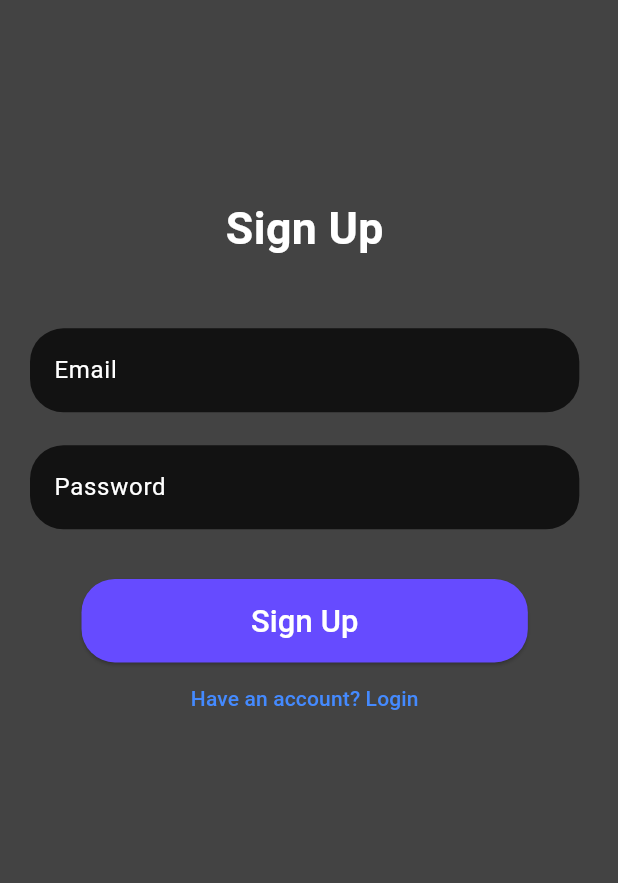
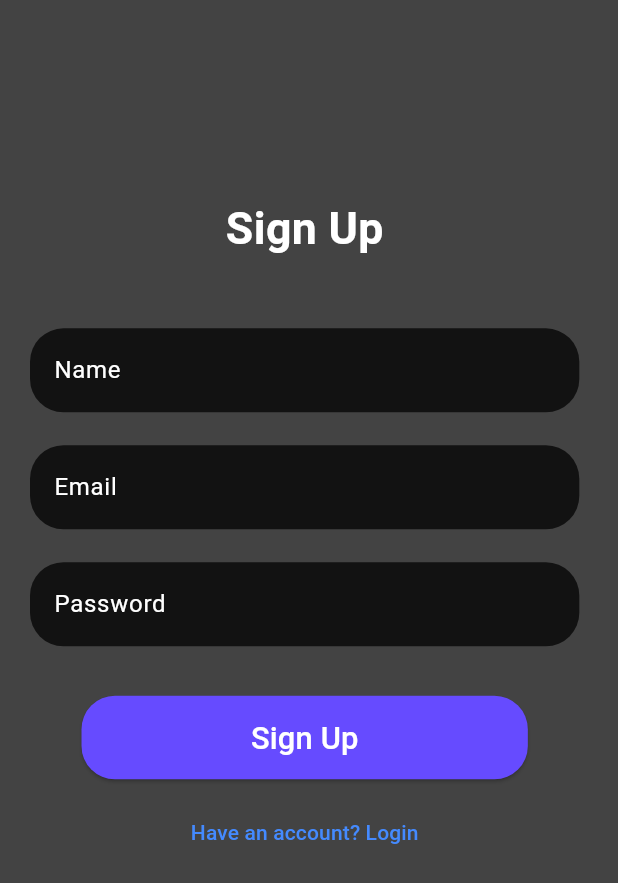
Before and after one commit to mmyahya29/Raxxy, a Flutter app: the screen it shows after launch, after a tap on "No account? Sign Up", on a phone screen of 412 x 824 dp. Shown: the top 883 px of the screen. Run offline on Flutter 3.47's test engine with Material 3 defaults, Android fonts, the phone set to English and light mode, and no system bars; our stand-ins replace cloud_firestore, firebase_auth, firebase_core, flutter_local_notifications, flutter_riverpod, flutter_screenutil and 5 more; accounts and stored records are empty.

Commit message:
Login and SignUp funtionality Improved

```diff
--- a/lib/authorization_screens/login_screen.dart
+++ b/lib/authorization_screens/login_screen.dart
@@ -1,10 +1,12 @@
+import 'package:cloud_firestore/cloud_firestore.dart';
 import 'package:firebase_auth/firebase_auth.dart';
 import 'package:flutter/material.dart';
 import 'package:flutter_riverpod/flutter_riverpod.dart';
 import 'package:flutter_screenutil/flutter_screenutil.dart';
+import 'package:raxxy/authorization_screens/signup_screen.dart';
 import 'package:raxxy/providers/provider.dart';
+
 import '../widgets/reusable_widgets.dart';
-import 'signup_screen.dart';
 
 class LoginScreen extends ConsumerStatefulWidget {
   const LoginScreen({super.key});
@@ -17,7 +19,10 @@ class _LoginScreenState extends ConsumerState<LoginScreen> {
   final emailController = TextEditingController();
   final passwordController = TextEditingController();
 
-  Future<void> login() async {
+  final auth = FirebaseAuth.instance;
+  final firestore = FirebaseFirestore.instance;
+
+  Future<void> authenticate() async {
     final auth = ref.read(firebaseAuthProvider);
     final email = emailController.text.trim();
     final password = passwordController.text.trim();
@@ -57,28 +62,37 @@ class _LoginScreenState extends ConsumerState<LoginScreen> {
   @override
   Widget build(BuildContext context) {
     return Scaffold(
-      body: Padding(
+      body: buildAuth(),
+    );
+  }
+
+  Widget buildAuth() {
+    return Padding(
       padding: const EdgeInsets.all(20.0),
       child: SingleChildScrollView(
         child: Column(
           mainAxisAlignment: MainAxisAlignment.center,
           children: [
             SizedBox(height: 100.h),
-              Text('Login', style: TextStyle(fontWeight: FontWeight.w600, fontSize: 26.sp)),
+            Text(
+              'Login',
+              style: TextStyle(fontWeight: FontWeight.w600, fontSize: 26.sp),
+            ),
             SizedBox(height: 40.h),
             buildTextField(emailController, 'Email'),
             SizedBox(height: 10.h),
             buildTextField(passwordController, 'Password', obscure: true),
             SizedBox(height: 20.h),
-              buildButton('Login', login, null),
+            buildButton('Login', authenticate, null),
+            SizedBox(height: 10.h),
             TextButton(
               onPressed: () {
-                  Navigator.push(
+                Navigator.pushReplacement(
                   context,
                   MaterialPageRoute(builder: (_) => const SignupScreen()),
                 );
               },
-                child: const Text('No account? Sign Up'),
+              child: Text('No account? Sign Up'),
             ),
             TextButton(
               onPressed: resetPassword,
@@ -88,7 +102,6 @@ class _LoginScreenState extends ConsumerState<LoginScreen> {
           ],
         ),
       ),
-      ),
     );
   }
 }
--- a/lib/authorization_screens/signup_screen.dart
+++ b/lib/authorization_screens/signup_screen.dart
@@ -5,6 +5,7 @@ import 'package:flutter_riverpod/flutter_riverpod.dart';
 import 'package:flutter_screenutil/flutter_screenutil.dart';
 import 'package:raxxy/providers/provider.dart';
 
+import '../main.dart';
 import '../widgets/reusable_widgets.dart';
 import 'login_screen.dart';
 
@@ -16,6 +17,8 @@ class SignupScreen extends ConsumerStatefulWidget {
 }
 
 class _SignupScreenState extends ConsumerState<SignupScreen> {
+
+  final nameController = TextEditingController();
   final emailController = TextEditingController();
   final passwordController = TextEditingController();
 
@@ -23,23 +26,34 @@ class _SignupScreenState extends ConsumerState<SignupScreen> {
 
   Future<void> signup() async {
     final auth = ref.read(firebaseAuthProvider);
+    final name = nameController.text.trim();
     final email = emailController.text.trim();
     final password = passwordController.text.trim();
 
     try {
       await auth.createUserWithEmailAndPassword(email: email, password: password);
       final user = auth.currentUser;
+
       if (user != null) {
+        await user.updateDisplayName(name);
+        await user.reload();
+
+        // Save to Firestore
         await firestore.collection('users').doc(user.uid).set({
           'email': user.email,
-          'name': user.displayName ?? '',
+          'name': name,
           'createdAt': FieldValue.serverTimestamp(),
         });
+        Navigator.pushReplacement(
+          context,
+          MaterialPageRoute(builder: (_) => const MyApp()),
+        );
       }
     } catch (e) {
       showError(e.toString());
     }
   }
+
 
   void showError(String message) {
     ScaffoldMessenger.of(context).showSnackBar(SnackBar(content: Text('Error: $message')));
@@ -57,16 +71,19 @@ class _SignupScreenState extends ConsumerState<SignupScreen> {
               SizedBox(height: 100.h),
               Text('Sign Up', style: TextStyle(fontWeight: FontWeight.w600, fontSize: 26.sp)),
               SizedBox(height: 40.h),
+              buildTextField(nameController, 'Name'),
+              SizedBox(height: 10.h),
               buildTextField(emailController, 'Email'),
               SizedBox(height: 10.h),
               buildTextField(passwordController, 'Password', obscure: true),
               SizedBox(height: 20.h),
               buildButton('Sign Up', signup, null),
+              SizedBox(height: 10.h),
               TextButton(
                 onPressed: () {
                   Navigator.pushReplacement(
                     context,
-                    MaterialPageRoute(builder: (_) => const LoginScreen()),
+                    MaterialPageRoute(builder: (_) => const MyApp()),
                   );
                 },
                 child: const Text('Have an account? Login'),
--- a/lib/screens/settings_screen.dart
+++ b/lib/screens/settings_screen.dart
@@ -18,7 +18,7 @@ class _SettingsScreenState extends ConsumerState<SettingsScreen> {
   @override
   Widget build(BuildContext context) {
     final auth = ref.read(firebaseAuthProvider);
-    final userEmail = auth.currentUser?.email ?? 'No email';
+    final username = auth.currentUser?.displayName ?? 'No Name';
 
     return Scaffold(
       appBar: AppBar(
@@ -40,7 +40,7 @@ class _SettingsScreenState extends ConsumerState<SettingsScreen> {
                 child: Center(child: Icon(Icons.person_rounded, size: 140.r, color: Color(0xffb2b0ff),),),
               ),
               SizedBox(height: 5.h,),
-              Text(userEmail, style: TextStyle(fontSize: 20.sp, fontWeight: FontWeight.w600),),
+              Text(username, style: TextStyle(fontSize: 20.sp, fontWeight: FontWeight.w600),),
               SizedBox(height: 10.h,),
               SizedBox(
                 height: 50.h,
```
Also changed, not shown: lib/widgets/reusable_widgets.dart (+0 -18 lines), pubspec.lock. Lines whose indentation alone changed are shown as unchanged.
